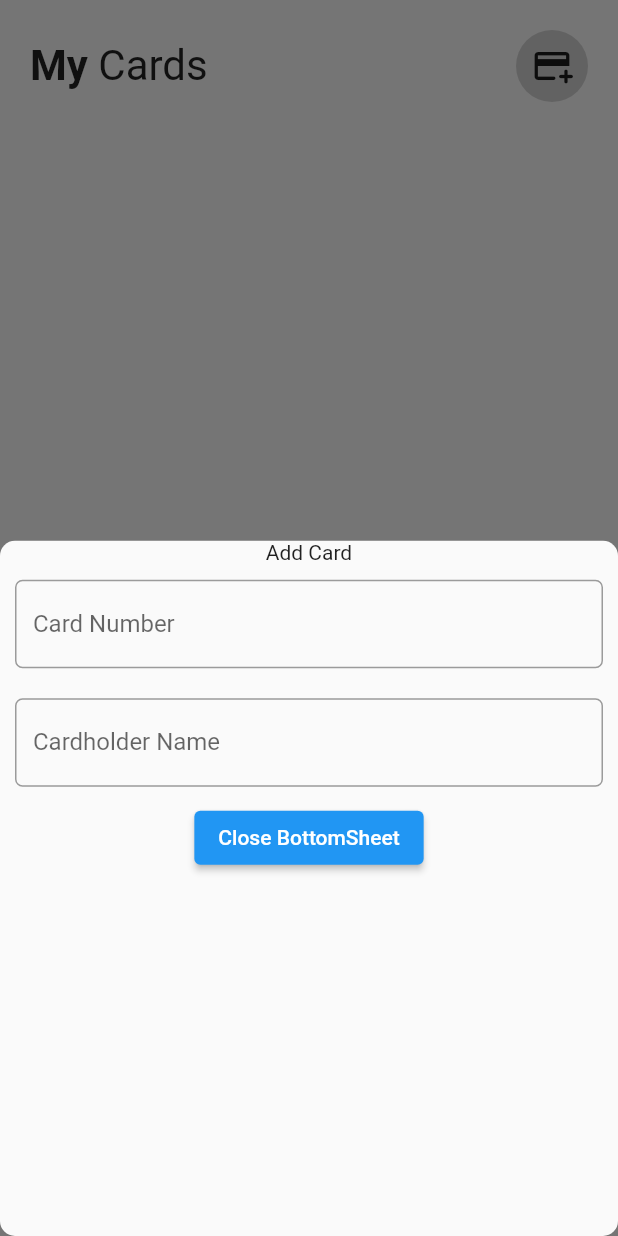
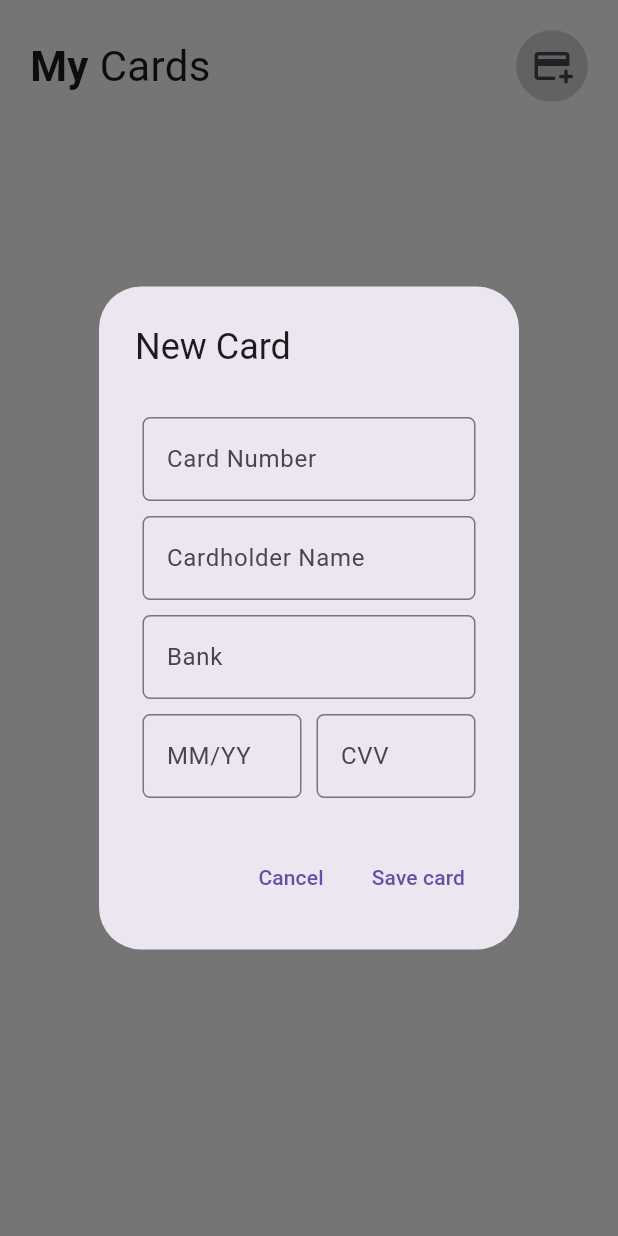
Before and after one commit to assignments-sliit/sriwallet, a Flutter app: the HomePage screen opened by its route, after a tap on the "add card" icon, on a phone screen of 412 x 824 dp. Run offline on Flutter 3.47's test engine with Material 2 defaults, Android fonts, the phone set to English and light mode, and no system bars; our stand-ins replace cloud_firestore, firebase_auth, firebase_core, font_awesome_flutter, progress_dialog_null_safe, smooth_page_indicator; accounts and stored records are empty.

Commit message:
add card dialog

```diff
--- a/lib/main.dart
+++ b/lib/main.dart
@@ -20,7 +20,7 @@ class MyApp extends StatelessWidget {
       debugShowCheckedModeBanner: false,
       title: 'SRI WALLET',
       theme: ThemeData(
-
+        useMaterial3: true,
         // is not restarted.
         primarySwatch: Colors.blue,
       ),
--- a/lib/ui/home/homepage.dart
+++ b/lib/ui/home/homepage.dart
@@ -71,26 +71,23 @@ class _HomePageState extends State<HomePage> {
                         size: 28,
                       ),
                       onPressed: () {
-                        showModalBottomSheet<void>(
-                         //   isDismissible: false,
-                            shape: RoundedRectangleBorder(
-                                borderRadius: BorderRadius.circular(10)),
+                        showDialog<void>(
                             context: context,
                             builder: (BuildContext context) {
-                              return Container(
-                                child: Center(
-                                  child: Column(
-                                    /// mainAxisAlignment: MainAxisAlignment.center,
-                                    // mainAxisSize: MainAxisSize.min,
+                              return AlertDialog(
+                                title: Text("New Card"),
+                                content: Column(
+                                  mainAxisSize: MainAxisSize.min,
                                   children: <Widget>[
                                     Form(
                                         child: Column(
                                       children: [
-                                          Text("Add Card"),
+                                        SizedBox(
+                                          height: 10,
+                                        ),
                                         Padding(
-                                            padding: const EdgeInsets.all(10.0),
+                                          padding: const EdgeInsets.all(5.0),
                                           child: TextFormField(
-                                              textAlign: TextAlign.center,
                                             maxLength: 19,
                                             inputFormatters: [
                                               FilteringTextInputFormatter
@@ -99,9 +96,9 @@ class _HomePageState extends State<HomePage> {
                                                   17),
                                               CardNumberInputFormatter()
                                             ],
-                                              keyboardType:
-                                                  TextInputType.number,
+                                            keyboardType: TextInputType.number,
                                             decoration: InputDecoration(
+                                                hintText: 'xxxx xxxx xxxx xxxx',
                                                 counterText: "",
                                                 border: OutlineInputBorder(
                                                     borderRadius:
@@ -111,29 +108,91 @@ class _HomePageState extends State<HomePage> {
                                           ),
                                         ),
                                         Padding(
-                                            padding: const EdgeInsets.all(10.0),
+                                          padding: const EdgeInsets.all(5.0),
                                           child: TextFormField(
-                                              textAlign: TextAlign.center,
                                             decoration: InputDecoration(
+                                                hintText: 'polroti',
                                                 border: OutlineInputBorder(
                                                     borderRadius:
                                                         BorderRadius.circular(
                                                             5)),
-                                                  label:
-                                                      Text("Cardholder Name")),
+                                                label: Text("Cardholder Name")),
                                           ),
                                         ),
-
+                                        Padding(
+                                          padding: const EdgeInsets.all(5.0),
+                                          child: TextFormField(
+                                            decoration: InputDecoration(
+                                                hintText: 'Commercial bank',
+                                                border: OutlineInputBorder(
+                                                    borderRadius:
+                                                        BorderRadius.circular(
+                                                            5)),
+                                                label: Text("Bank")),
+                                          ),
+                                        ),
+                                        Row(
+                                          children: [
+                                            Expanded(
+                                              child: Padding(
+                                                padding:
+                                                    const EdgeInsets.all(5.0),
+                                                child: TextFormField(
+                                                  maxLength: 5,
+                                                  keyboardType:
+                                                      TextInputType.number,
+                                                  decoration: InputDecoration(
+                                                    counterText: "",
+                                                      hintText: 'MM/YY',
+                                                      border:
+                                                          OutlineInputBorder(
+                                                              borderRadius:
+                                                                  BorderRadius
+                                                                      .circular(
+                                                                          5)),
+                                                      label: Text("MM/YY")),
+                                                ),
+                                              ),
+                                            ),
+                                            Expanded(
+                                              child: Padding(
+                                                padding:
+                                                    const EdgeInsets.all(5.0),
+                                                child: TextFormField(
+                                                  decoration: InputDecoration(
+                                                      hintText: '***',
+                                                      border:
+                                                          OutlineInputBorder(
+                                                              borderRadius:
+                                                                  BorderRadius
+                                                                      .circular(
+                                                                          5)),
+                                                      label: Text("CVV")),
+                                                ),
+                                              ),
+                                            )
+                                          ],
+                                        )
                                       ],
                                     )),
-
-                                      ElevatedButton(
-                                        child: const Text('Close BottomSheet'),
-                                        onPressed: () => Navigator.pop(context),
-                                      ),
                                   ],
                                 ),
-                                ),
+                                actions: [
+                                  TextButton(
+                                      onPressed: () => Navigator.pop(context),
+                                      child: Text("Cancel")),
+                                  TextButton(
+
+                                      onPressed: () {
+                                        // db
+                                        //     .collection('users')
+                                        //     .doc(auth.currentUser?.uid)
+                                        //     .collection('wallet')
+                                        //     .doc(auth.currentUser?.phoneNumber)
+                                        //     .collection('cards').doc().set("data")
+                                      },
+                                      child: Text("Save card"))
+                                ],
                               );
                             });
                       },
```
Lines whose indentation alone changed are shown as unchanged.
